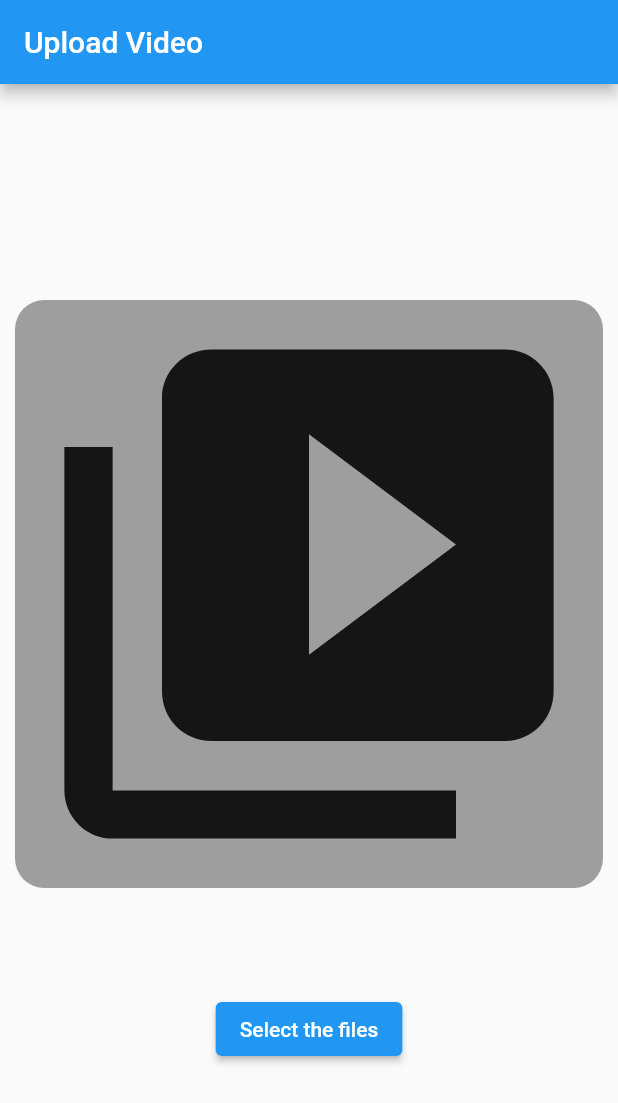
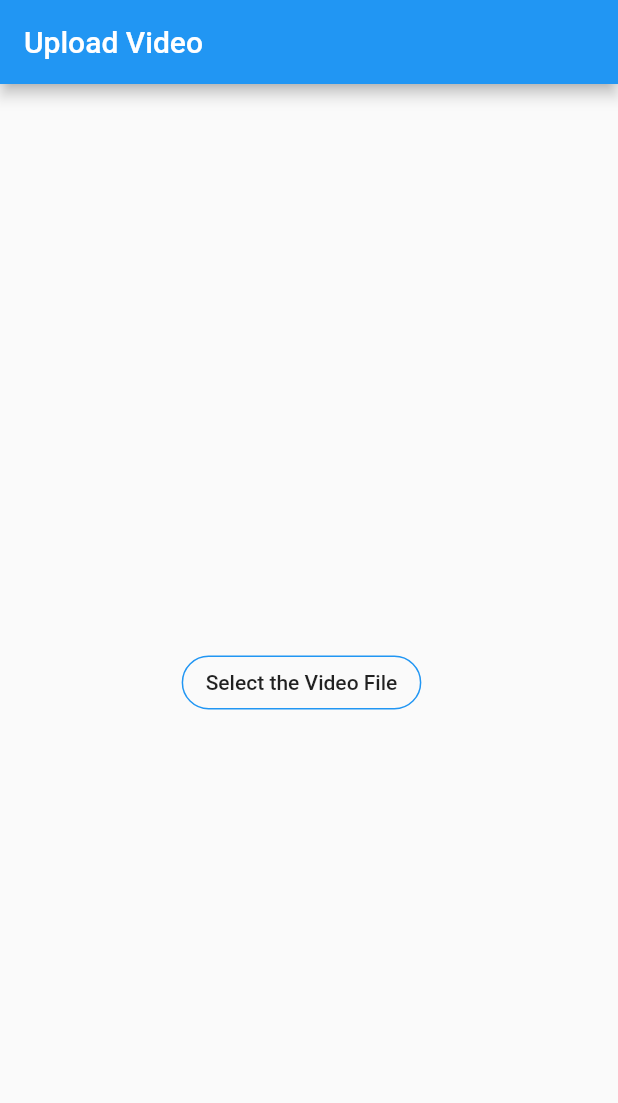
Before and after one commit to happy-san/sTroll, a Flutter app: the screen it shows after launch, on a phone screen of 412 x 824 dp. Shown: the top 1103 px of the screen. Run offline on Flutter 3.47's test engine with Material 2 defaults, Android fonts, the phone set to English and light mode, and no system bars; our stand-ins replace file_picker; missing offline and left inert: amazon_s3_cognito.

Commit message:
Added Service file and minor restructuring of widgets

```diff
--- a/lib/main.dart
+++ b/lib/main.dart
@@ -1,9 +1,8 @@
+import 'package:file_picker/file_picker.dart';
+import 'package:flutter/cupertino.dart';
 import 'package:flutter/material.dart';
-
 import 'package:flutter/services.dart';
-import 'package:file_picker/file_picker.dart';
-
-import 'flutter_video_icons.dart';
+import 'package:flutter_video/service.dart';
 
 void main() => runApp(new FilePickerDemo());
 
@@ -20,6 +19,7 @@ class _FilePickerDemoState extends State<FilePickerDemo> {
   String _extension;
   bool _loadingPath = false;
   TextEditingController _controller = TextEditingController();
+  bool _isUploading = false;
 
   @override
   void initState() {
@@ -51,9 +51,27 @@ class _FilePickerDemoState extends State<FilePickerDemo> {
     });
   }
 
+  List<String> _getFileInfo() {
+    final bool isMultiPath = _paths != null && _paths.isNotEmpty;
+    final String name = (isMultiPath
+        ? _paths.map((e) => e.name).toList().first
+        : _fileName ?? '...');
+    final path = _paths.map((e) => e.path).toList().first.toString();
+    return [name, path];
+  }
+
+  uploadFile(List<String> fileInfo) {
+    _isUploading = true;
+    UploadService.uploadVideoFile(fileInfo.first, fileInfo.last).then((value) {
+      print(value);
+      _isUploading = false;
+    });
+  }
+
   @override
   Widget build(BuildContext context) {
     return MaterialApp(
+      debugShowCheckedModeBanner: false,
       home: Scaffold(
         key: _scaffoldKey,
         appBar: AppBar(
@@ -66,90 +84,36 @@ class _FilePickerDemoState extends State<FilePickerDemo> {
               child: Column(
                 mainAxisAlignment: MainAxisAlignment.center,
                 children: <Widget>[
-                  Padding(
-                    padding: const EdgeInsets.only(top: 50.0, bottom: 20.0),
-                    child: LayoutBuilder(
-                      builder: (_, constraints) => GestureDetector(
-                        onTap: () => _openFileExplorer(),
-                        child: Container(
-                          height: constraints.biggest.width,
-                          width: constraints.biggest.width,
-                          decoration: BoxDecoration(
-                            color: Colors.grey,
-                            borderRadius: BorderRadius.circular(
-                                constraints.biggest.width * 0.05),
-                          ),
-                          child: Center(
-                            child: Icon(
-                              Icons.video_collection,
-                              size: constraints.biggest.width,
-                            ),
-                          ),
-                        ),
+                  Row(
+                    mainAxisAlignment: MainAxisAlignment.center,
+                    crossAxisAlignment: CrossAxisAlignment.center,
+                    children: [
+                      Padding(
+                        padding: const EdgeInsets.only(top: 50.0, bottom: 20.0),
+                        child: OutlineButton(
+                            onPressed: () =>
+                                _fileName != null ? null : _openFileExplorer(),
+                            child: Text(_fileName != null
+                                ? _getFileInfo()[0]
+                                : 'Select the Video File'),
+                            borderSide: BorderSide(color: Colors.blue),
+                            shape: new RoundedRectangleBorder(
+                                borderRadius: new BorderRadius.circular(30.0))),
                       ),
-                    ),
+                      SizedBox(
+                        width: 10,
+                      ),
+                      _paths != null && _paths.isNotEmpty
+                          ? !_isUploading
+                              ? IconButton(
+                                  padding: EdgeInsets.all(0),
+                                  onPressed: () => uploadFile(_getFileInfo()),
+                                  icon: Icon(Icons.upload_outlined),
+                                )
+                              : CircularProgressIndicator()
+                          : SizedBox.shrink()
+                    ],
                   ),
-                  Builder(
-                    builder: (BuildContext context) => _loadingPath
-                        ? Padding(
-                            padding: const EdgeInsets.only(bottom: 10.0),
-                            child: const CircularProgressIndicator(),
-                          )
-                        : _directoryPath != null
-                            ? ListTile(
-                                title: const Text('Directory path'),
-                                subtitle: Text(_directoryPath),
-                              )
-                            : _paths != null
-                                ? Container(
-                                    padding:
-                                        const EdgeInsets.only(bottom: 30.0),
-                                    height: MediaQuery.of(context).size.height *
-                                        0.50,
-                                    child: Scrollbar(
-                                      child: ListView.separated(
-                                        itemCount:
-                                            _paths != null && _paths.isNotEmpty
-                                                ? _paths.length
-                                                : 1,
-                                        itemBuilder:
-                                            (BuildContext context, int index) {
-                                          final bool isMultiPath =
-                                              _paths != null &&
-                                                  _paths.isNotEmpty;
-                                          final String name = 'File $index: ' +
-                                              (isMultiPath
-                                                  ? _paths
-                                                      .map((e) => e.name)
-                                                      .toList()[index]
-                                                  : _fileName ?? '...');
-                                          final path = _paths
-                                              .map((e) => e.path)
-                                              .toList()[index]
-                                              .toString();
-
-                                          return ListTile(
-                                            title: Text(
-                                              name,
-                                            ),
-                                            subtitle: Text(path),
-                                          );
-                                        },
-                                        separatorBuilder:
-                                            (BuildContext context, int index) =>
-                                                const Divider(),
-                                      ),
-                                    ),
-                                  )
-                                : const SizedBox(),
-                  ),
-                  Padding(
-                    padding: const EdgeInsets.only(top: 50.0, bottom: 20.0),
-                    child: ElevatedButton(
-                      onPressed: () => _openFileExplorer(),
-                      child: Text('Select the files'),
-                    ),
-                  )
                 ],
               ),
             ),
--- /dev/null
+++ b/lib/service.dart
@@ -0,0 +1,19 @@
+import 'package:amazon_s3_cognito/amazon_s3_cognito.dart';
+import 'package:amazon_s3_cognito/aws_region.dart';
+
+class UploadService {
+  static String identityPool = ""; // will add here soon
+
+  static Future<String> uploadVideoFile(
+      String videoName, String videoPath) async {
+    String uploadedVideoUrl = await AmazonS3Cognito.upload(
+        videoPath,
+        "video-troll",
+        identityPool,
+        videoName,
+        AwsRegion.AP_EAST_1,
+        AwsRegion.AP_SOUTHEAST_1);
+
+    return uploadedVideoUrl;
+  }
+}
--- a/pubspec.yaml
+++ b/pubspec.yaml
@@ -15,6 +15,7 @@ dependencies:
   file_picker: ^2.1.5+1
   video_player: ^1.0.1
   cupertino_icons: ^1.0.0
+  amazon_s3_cognito: ^0.5.2
 
 dev_dependencies:
   flutter_test:
```
Also changed, not shown: pubspec.lock.
